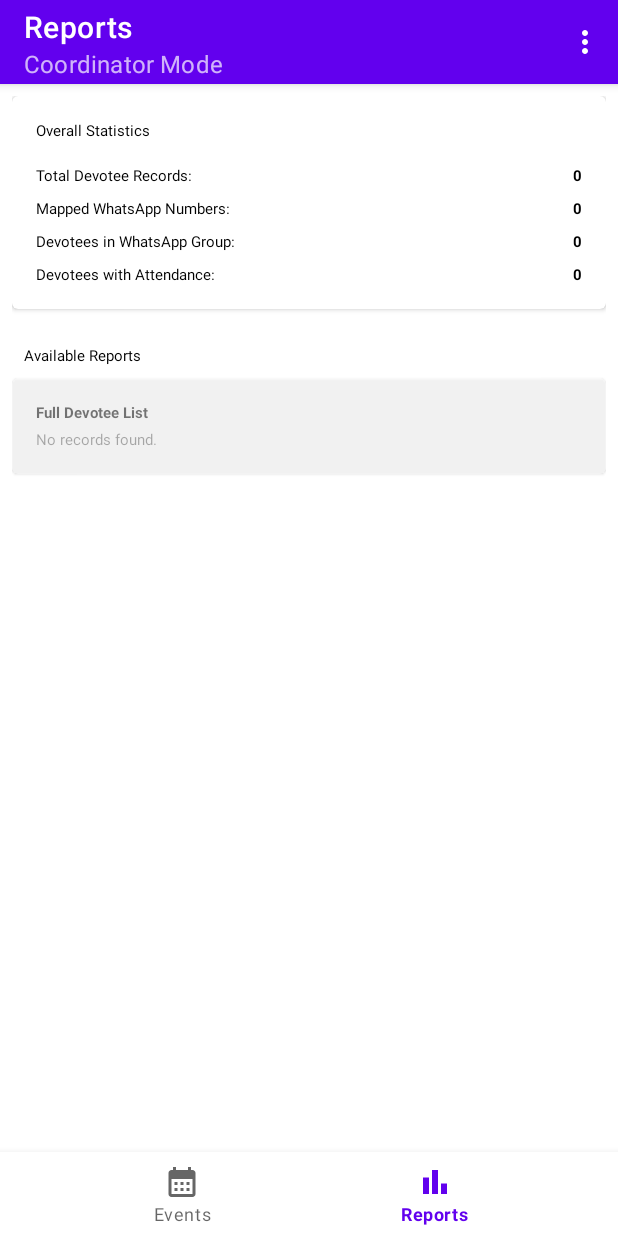
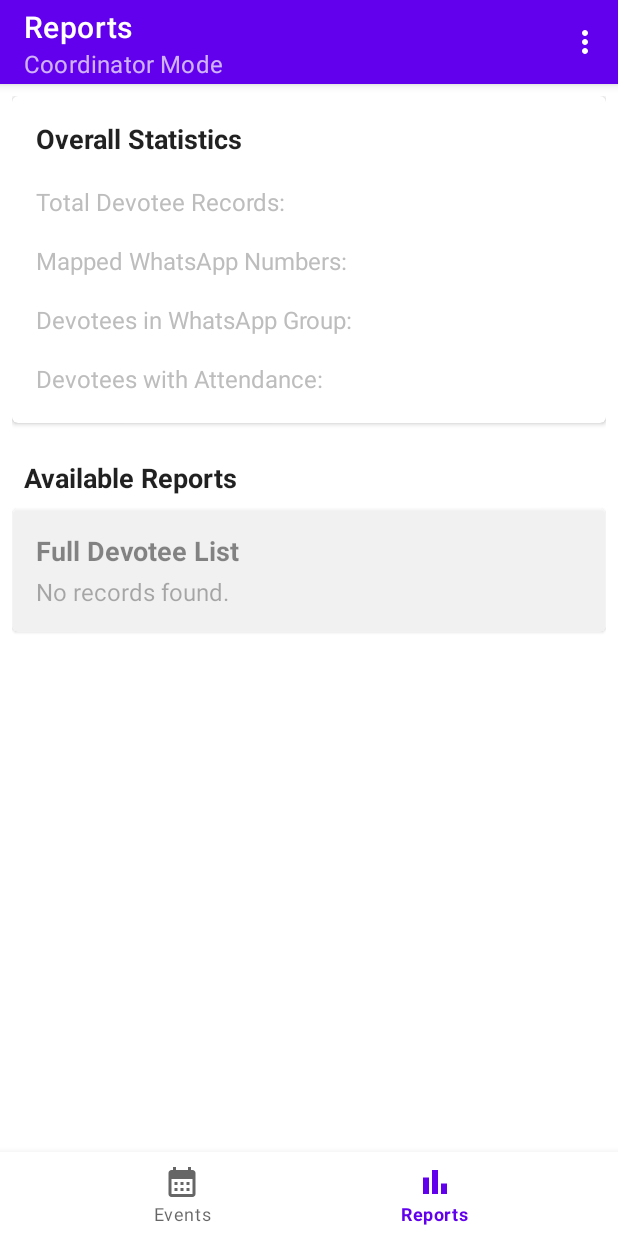
Before and after one commit to amjaingzb/rkmAttendanceAndroidApp, an Android app: the ReportsFragment screen opened through its navigation route, on a phone screen of 412 x 824 dp. Run offline under Robolectric (Android 15) with nearby library versions, the phone set to English and light mode, and no system bars; our stand-ins replace navigation-ui; libraries missing offline, so code that uses them is left out: com.opencsv.

Commit message:
reports feature - troubleshooting - 1

```diff
--- a/app/src/main/res/layout/fragment_reports.xml
+++ b/app/src/main/res/layout/fragment_reports.xml
@@ -29,46 +29,48 @@
                     android:layout_width="wrap_content"
                     android:layout_height="wrap_content"
                     android:text="Overall Statistics"
-                    android:textAppearance="?attr/textAppearanceTitleMedium" />
+                    android:textSize="18sp"
+                    android:textStyle="bold"
+                    android:textColor="?android:attr/textColorPrimary"/>
 
-                <!-- Row 1 -->
                 <LinearLayout
                     android:layout_width="match_parent"
                     android:layout_height="wrap_content"
                     android:layout_marginTop="16dp"
+                    android:gravity="center_vertical"
                     android:orientation="horizontal">
-                    <TextView android:layout_width="0dp" android:layout_height="wrap_content" android:layout_weight="1" android:text="Total Devotee Records:" android:textAppearance="?attr/textAppearanceBodyMedium"/>
-                    <TextView android:id="@+id/text_total_devotees" android:layout_width="wrap_content" android:layout_height="wrap_content" tools:text="450" android:textAppearance="?attr/textAppearanceBodyMedium" android:textStyle="bold"/>
+                    <TextView android:layout_width="0dp" android:layout_height="wrap_content" android:layout_weight="1" android:text="Total Devotee Records:" android:textSize="16sp" android:textColor="#BDBDBD"/>
+                    <TextView android:id="@+id/text_total_devotees" android:layout_width="wrap_content" android:layout_height="wrap_content" tools:text="450" android:textSize="20sp" android:textStyle="bold" android:textColor="#FFFFFF"/>
                 </LinearLayout>
 
-                <!-- Row 2 -->
                 <LinearLayout
                     android:layout_width="match_parent"
                     android:layout_height="wrap_content"
-                    android:layout_marginTop="8dp"
+                    android:layout_marginTop="12dp"
+                    android:gravity="center_vertical"
                     android:orientation="horizontal">
-                    <TextView android:layout_width="0dp" android:layout_height="wrap_content" android:layout_weight="1" android:text="Mapped WhatsApp Numbers:" android:textAppearance="?attr/textAppearanceBodyMedium"/>
-                    <TextView android:id="@+id/text_total_whatsapp" android:layout_width="wrap_content" android:layout_height="wrap_content" tools:text="320" android:textAppearance="?attr/textAppearanceBodyMedium" android:textStyle="bold"/>
+                    <TextView android:layout_width="0dp" android:layout_height="wrap_content" android:layout_weight="1" android:text="Mapped WhatsApp Numbers:" android:textSize="16sp" android:textColor="#BDBDBD"/>
+                    <TextView android:id="@+id/text_total_whatsapp" android:layout_width="wrap_content" android:layout_height="wrap_content" tools:text="320" android:textSize="20sp" android:textStyle="bold" android:textColor="#FFFFFF"/>
                 </LinearLayout>
 
-                <!-- Row 3 -->
                 <LinearLayout
                     android:layout_width="match_parent"
                     android:layout_height="wrap_content"
-                    android:layout_marginTop="8dp"
+                    android:layout_marginTop="12dp"
+                    android:gravity="center_vertical"
                     android:orientation="horizontal">
-                    <TextView android:layout_width="0dp" android:layout_height="wrap_content" android:layout_weight="1" android:text="Devotees in WhatsApp Group:" android:textAppearance="?attr/textAppearanceBodyMedium"/>
-                    <TextView android:id="@+id/text_devotees_in_whatsapp" android:layout_width="wrap_content" android:layout_height="wrap_content" tools:text="315" android:textAppearance="?attr/textAppearanceBodyMedium" android:textStyle="bold"/>
+                    <TextView android:layout_width="0dp" android:layout_height="wrap_content" android:layout_weight="1" android:text="Devotees in WhatsApp Group:" android:textSize="16sp" android:textColor="#BDBDBD"/>
+                    <TextView android:id="@+id/text_devotees_in_whatsapp" android:layout_width="wrap_content" android:layout_height="wrap_content" tools:text="315" android:textSize="20sp" android:textStyle="bold" android:textColor="#FFFFFF"/>
                 </LinearLayout>
 
-                <!-- Row 4 -->
                 <LinearLayout
                     android:layout_width="match_parent"
                     android:layout_height="wrap_content"
-                    android:layout_marginTop="8dp"
+                    android:layout_marginTop="12dp"
+                    android:gravity="center_vertical"
                     android:orientation="horizontal">
-                    <TextView android:layout_width="0dp" android:layout_height="wrap_content" android:layout_weight="1" android:text="Devotees with Attendance:" android:textAppearance="?attr/textAppearanceBodyMedium"/>
-                    <TextView android:id="@+id/text_devotees_with_attendance" android:layout_width="wrap_content" android:layout_height="wrap_content" tools:text="280" android:textAppearance="?attr/textAppearanceBodyMedium" android:textStyle="bold"/>
+                    <TextView android:layout_width="0dp" android:layout_height="wrap_content" android:layout_weight="1" android:text="Devotees with Attendance:" android:textSize="16sp" android:textColor="#BDBDBD"/>
+                    <TextView android:id="@+id/text_devotees_with_attendance" android:layout_width="wrap_content" android:layout_height="wrap_content" tools:text="280" android:textSize="20sp" android:textStyle="bold" android:textColor="#FFFFFF"/>
                 </LinearLayout>
 
             </LinearLayout>
@@ -81,9 +83,10 @@
             android:layout_marginStart="8dp"
             android:layout_marginBottom="8dp"
             android:text="Available Reports"
-            android:textAppearance="?attr/textAppearanceTitleMedium" />
+            android:textSize="18sp"
+            android:textStyle="bold"
+            android:textColor="?android:attr/textColorPrimary"/>
 
-        <!-- Report Option 1: Export Full List -->
         <com.google.android.material.card.MaterialCardView
             android:id="@+id/card_export_devotee_list"
             android:layout_width="match_parent"
@@ -102,15 +105,16 @@
                     android:layout_width="wrap_content"
                     android:layout_height="wrap_content"
                     android:text="@string/report_export_devotee_title"
-                    android:textAppearance="?attr/textAppearanceBodyLarge"
-                    android:textStyle="bold"/>
+                    android:textSize="18sp"
+                    android:textStyle="bold"
+                    android:textColor="?android:attr/textColorPrimary"/>
 
                 <TextView
                     android:id="@+id/text_export_devotee_subtitle"
                     android:layout_width="wrap_content"
                     android:layout_height="wrap_content"
                     android:layout_marginTop="4dp"
-                    android:textAppearance="?attr/textAppearanceBodyMedium"
+                    android:textSize="16sp"
                     android:textColor="?android:attr/textColorSecondary"
                     tools:text="450 records found. Tap to export as CSV."/>
 
```
